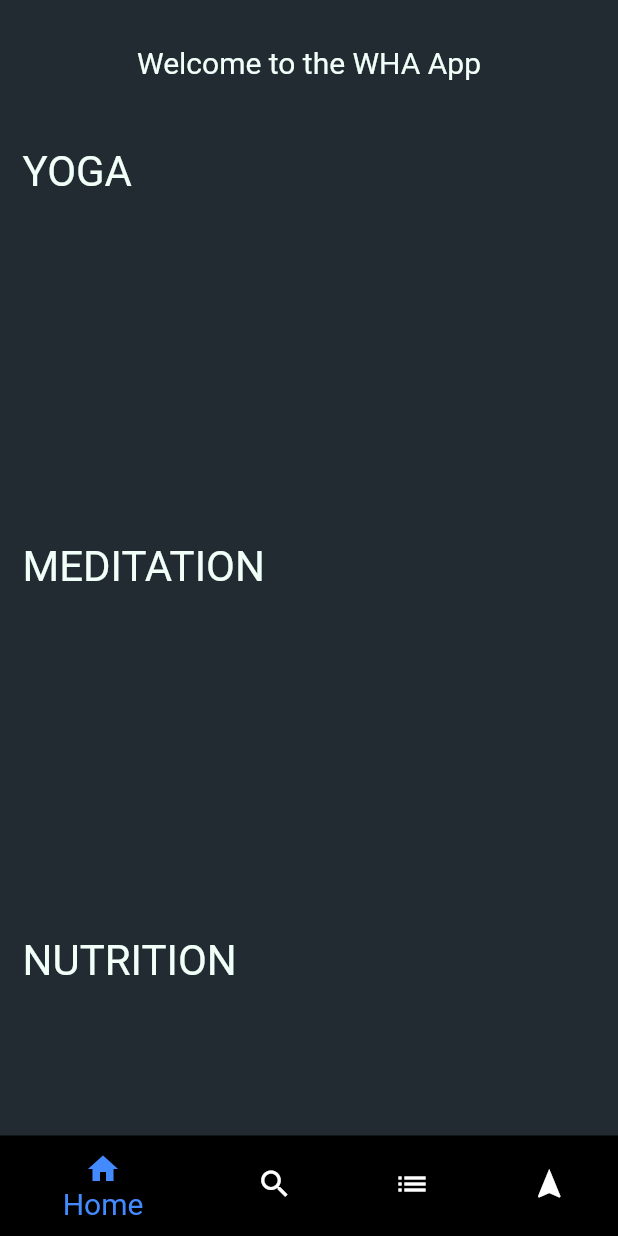
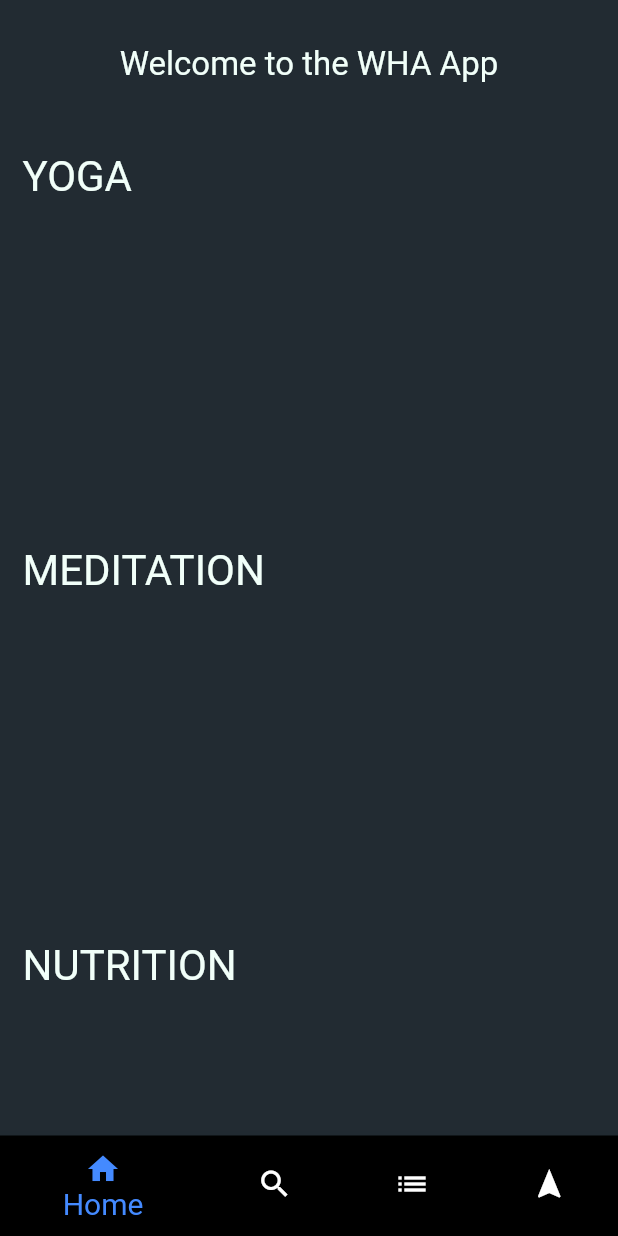
Before and after one commit to sgovil5/wha_app3, a Flutter app: the screen it shows once a user with an empty profile is signed in, on a phone screen of 412 x 824 dp. Run offline on Flutter 3.47's test engine with Material 2 defaults, Android fonts, the phone set to English and light mode, and no system bars; our stand-ins replace cloud_firestore, file_picker, firebase_auth, firebase_storage, flutter_swiper; missing offline and left inert: syncfusion_flutter_pdfviewer; accounts and stored records are empty.

Commit message:
changed to release

```diff
--- a/lib/screens/articles/article_overview_screen.dart
+++ b/lib/screens/articles/article_overview_screen.dart
@@ -28,7 +28,9 @@ class ArticleOverviewScreen extends StatelessWidget {
               child: Text(
                 'Welcome to the WHA App',
                 style: TextStyle(
-                    color: Theme.of(context).primaryColor, fontSize: 20),
+                  color: Theme.of(context).primaryColor,
+                  fontSize: 22,
+                ),
               ),
             ),
             ArticleItem(modality: 'yoga'),
```
Also changed, not shown: 3 other files.
